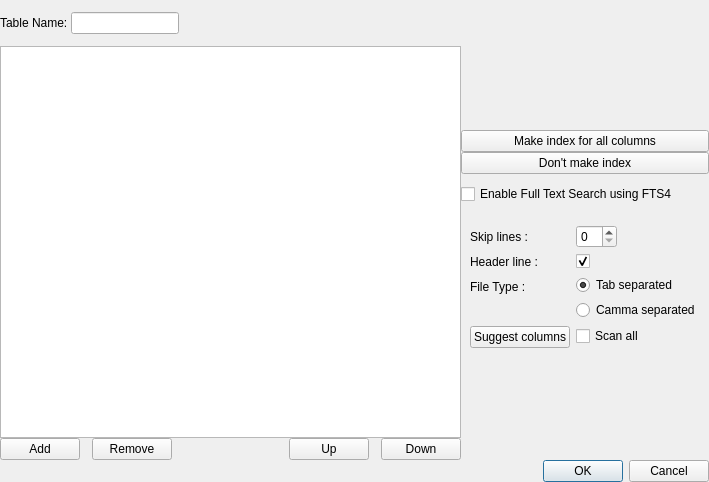
Before: the Qt Designer form src/schemadialog.ui in informationsea/Hyokai, drawn with Qt 5.
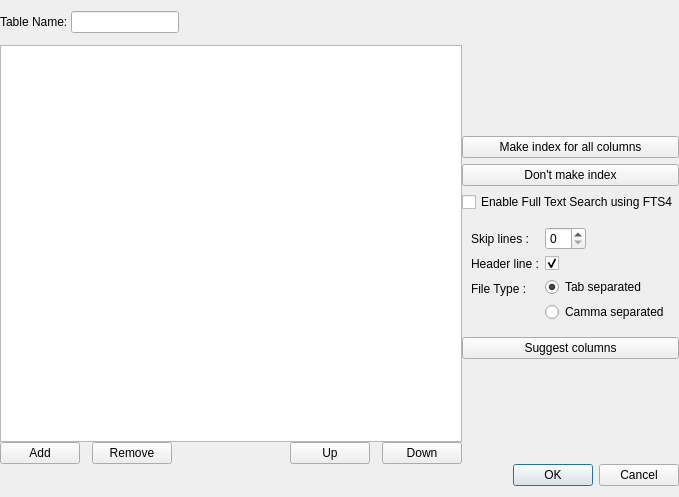
After: the same form once the commit is applied.

Diff of the .ui file:
```diff
--- a/src/schemadialog.ui
+++ b/src/schemadialog.ui
@@ -6,8 +6,8 @@
    <rect>
     <x>0</x>
     <y>0</y>
-    <width>709</width>
-    <height>482</height>
+    <width>679</width>
+    <height>497</height>
    </rect>
   </property>
   <property name="windowTitle">
@@ -20,15 +20,9 @@
    <property name="leftMargin">
     <number>0</number>
    </property>
-   <property name="topMargin">
-    <number>12</number>
-   </property>
    <property name="rightMargin">
     <number>0</number>
    </property>
-   <property name="bottomMargin">
-    <number>0</number>
-   </property>
    <item>
     <layout class="QHBoxLayout" name="horizontalLayout">
      <property name="spacing">
@@ -60,7 +54,14 @@
         </layout>
        </item>
        <item>
-        <widget class="QTableView" name="tableView"/>
+        <widget class="QTableView" name="tableView">
+         <property name="verticalScrollMode">
+          <enum>QAbstractItemView::ScrollPerPixel</enum>
+         </property>
+         <property name="horizontalScrollMode">
+          <enum>QAbstractItemView::ScrollPerPixel</enum>
+         </property>
+        </widget>
        </item>
        <item>
         <layout class="QHBoxLayout" name="horizontalLayout_2">
@@ -86,6 +87,9 @@
            <property name="orientation">
             <enum>Qt::Horizontal</enum>
            </property>
+           <property name="sizeType">
+            <enum>QSizePolicy::Expanding</enum>
+           </property>
            <property name="sizeHint" stdset="0">
             <size>
              <width>40</width>
@@ -113,12 +117,28 @@
       </layout>
      </item>
      <item>
-      <layout class="QVBoxLayout" name="verticalLayoutRight">
+      <widget class="QWidget" name="widget" native="true">
+       <property name="sizePolicy">
+        <sizepolicy hsizetype="Fixed" vsizetype="Expanding">
+         <horstretch>0</horstretch>
+         <verstretch>0</verstretch>
+        </sizepolicy>
+       </property>
+       <layout class="QVBoxLayout" name="verticalLayout_2">
+        <property name="spacing">
+         <number>-1</number>
+        </property>
+        <property name="margin">
+         <number>0</number>
+        </property>
        <item>
         <spacer name="verticalSpacer_2">
          <property name="orientation">
           <enum>Qt::Vertical</enum>
          </property>
+          <property name="sizeType">
+           <enum>QSizePolicy::Expanding</enum>
+          </property>
          <property name="sizeHint" stdset="0">
           <size>
            <width>20</width>
@@ -129,6 +149,12 @@
        </item>
        <item>
         <widget class="QLabel" name="messageLabel">
+          <property name="sizePolicy">
+           <sizepolicy hsizetype="Preferred" vsizetype="Preferred">
+            <horstretch>0</horstretch>
+            <verstretch>0</verstretch>
+           </sizepolicy>
+          </property>
          <property name="text">
           <string/>
          </property>
@@ -136,6 +162,12 @@
        </item>
        <item>
         <widget class="QPushButton" name="makeIndexButton">
+          <property name="sizePolicy">
+           <sizepolicy hsizetype="Preferred" vsizetype="Fixed">
+            <horstretch>0</horstretch>
+            <verstretch>0</verstretch>
+           </sizepolicy>
+          </property>
          <property name="text">
           <string>Make index for all columns</string>
          </property>
@@ -143,54 +175,34 @@
        </item>
        <item>
         <widget class="QPushButton" name="notMakeIndexButton">
+          <property name="sizePolicy">
+           <sizepolicy hsizetype="Preferred" vsizetype="Fixed">
+            <horstretch>0</horstretch>
+            <verstretch>0</verstretch>
+           </sizepolicy>
+          </property>
          <property name="text">
           <string>Don't make index</string>
          </property>
         </widget>
        </item>
-       <item>
-        <spacer name="verticalSpacer_4">
-         <property name="orientation">
-          <enum>Qt::Vertical</enum>
-         </property>
-         <property name="sizeType">
-          <enum>QSizePolicy::Fixed</enum>
-         </property>
-         <property name="sizeHint" stdset="0">
-          <size>
-           <width>20</width>
-           <height>10</height>
-          </size>
-         </property>
-        </spacer>
-       </item>
        <item>
         <widget class="QCheckBox" name="enableFTS4">
+          <property name="sizePolicy">
+           <sizepolicy hsizetype="MinimumExpanding" vsizetype="Fixed">
+            <horstretch>0</horstretch>
+            <verstretch>0</verstretch>
+           </sizepolicy>
+          </property>
          <property name="text">
           <string>Enable Full Text Search using FTS4</string>
          </property>
         </widget>
        </item>
-       <item>
-        <spacer name="verticalSpacer_3">
-         <property name="orientation">
-          <enum>Qt::Vertical</enum>
-         </property>
-         <property name="sizeType">
-          <enum>QSizePolicy::Fixed</enum>
-         </property>
-         <property name="sizeHint" stdset="0">
-          <size>
-           <width>20</width>
-           <height>12</height>
-          </size>
-         </property>
-        </spacer>
-       </item>
        <item>
         <widget class="QWidget" name="importWidget" native="true">
          <property name="sizePolicy">
-          <sizepolicy hsizetype="Minimum" vsizetype="Preferred">
+           <sizepolicy hsizetype="Preferred" vsizetype="Preferred">
            <horstretch>0</horstretch>
            <verstretch>0</verstretch>
           </sizepolicy>
@@ -275,28 +287,30 @@
             </item>
            </layout>
           </item>
-          <item row="3" column="0">
+          </layout>
+         </widget>
+        </item>
+        <item>
            <widget class="QPushButton" name="suggestColumnButton">
+          <property name="sizePolicy">
+           <sizepolicy hsizetype="Preferred" vsizetype="Fixed">
+            <horstretch>0</horstretch>
+            <verstretch>0</verstretch>
+           </sizepolicy>
+          </property>
             <property name="text">
              <string>Suggest columns</string>
             </property>
            </widget>
           </item>
-          <item row="3" column="1">
-           <widget class="QCheckBox" name="scanAllLine">
-            <property name="text">
-             <string>Scan all</string>
-            </property>
-           </widget>
-          </item>
-         </layout>
-        </widget>
-       </item>
        <item>
         <spacer name="verticalSpacer">
          <property name="orientation">
           <enum>Qt::Vertical</enum>
          </property>
+          <property name="sizeType">
+           <enum>QSizePolicy::Expanding</enum>
+          </property>
          <property name="sizeHint" stdset="0">
           <size>
            <width>20</width>
@@ -306,6 +320,7 @@
         </spacer>
        </item>
       </layout>
+      </widget>
      </item>
     </layout>
    </item>
```
Lines whose indentation alone changed are shown as unchanged.
